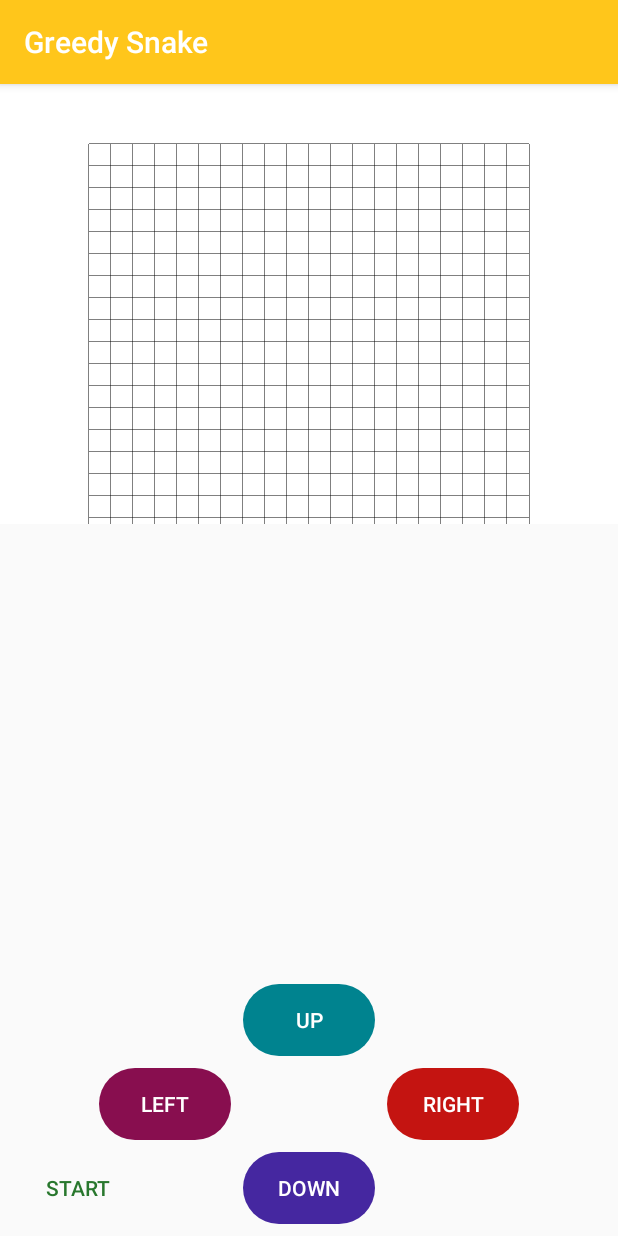
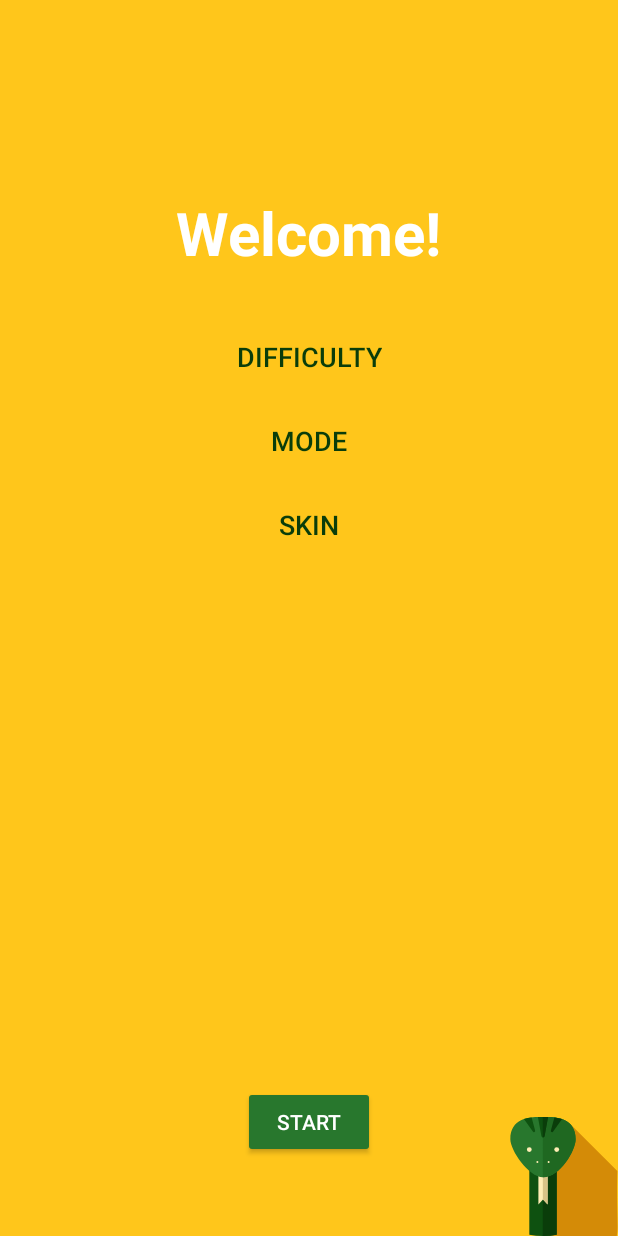
Before and after one commit to johnnymillergh/GreedySnake, an Android app: the screen it shows after launch (GameActivity before the commit, WelcomeActivity after it), on a phone screen of 412 x 824 dp. Run offline under Robolectric (Android 15) with nearby library versions, the phone set to English and light mode, and no system bars; libraries missing offline, so code that uses them is left out: org.litepal; 4 statements that could not run were skipped.

Commit message:
Finish welcome activity UI design

```diff
--- a/app/src/main/AndroidManifest.xml
+++ b/app/src/main/AndroidManifest.xml
@@ -11,14 +11,14 @@
         android:supportsRtl="true"
         android:theme="@style/AppTheme">
         <activity android:name=".ui.activity.GameActivity">
+        </activity>
+        <activity android:name=".ui.activity.WelcomeActivity">
             <intent-filter>
                 <action android:name="android.intent.action.MAIN"/>
 
                 <category android:name="android.intent.category.LAUNCHER"/>
             </intent-filter>
         </activity>
-        <activity android:name=".ui.activity.WelcomeActivity">
-        </activity>
     </application>
 
 </manifest>
--- a/app/src/main/java/com/jm/greedysnake/ui/activity/WelcomeActivity.java
+++ b/app/src/main/java/com/jm/greedysnake/ui/activity/WelcomeActivity.java
@@ -2,6 +2,12 @@ package com.jm.greedysnake.ui.activity;
 
 import android.support.v7.app.AppCompatActivity;
 import android.os.Bundle;
+import android.view.View;
+import android.view.animation.AlphaAnimation;
+import android.view.animation.Animation;
+import android.view.animation.AnimationUtils;
+import android.widget.Button;
+import android.widget.TextView;
 
 import com.jm.greedysnake.R;
 import com.jm.greedysnake.mvp.model.WelcomeModel;
@@ -12,11 +18,24 @@ import com.jm.greedysnake.ui.base.BaseActivity;
 public class WelcomeActivity
         extends BaseActivity<WelcomeModel, WelcomeView, WelcomePresenter>
         implements WelcomeView {
+    private TextView welcome;
 
     @Override
     protected void onCreate(Bundle savedInstanceState) {
         super.onCreate(savedInstanceState);
         setContentView(R.layout.activity_welcome);
+
+        initView();
+    }
+
+    private void initView() {
+        welcome = findViewById(R.id.welcome);
+
+        AlphaAnimation alphaAnimation = new AlphaAnimation(0.0f, 1.0f);
+        alphaAnimation.setDuration(600);
+        alphaAnimation.setStartOffset(600);
+        welcome.setText(R.string.welcome);
+        welcome.startAnimation(alphaAnimation);
     }
 
     @Override
@@ -28,4 +47,20 @@ public class WelcomeActivity
     public WelcomePresenter createPresenter() {
         return new WelcomePresenter();
     }
+
+    public void onClickDifficulty(View view) {
+
+    }
+
+    public void onClickMode(View view) {
+
+    }
+
+    public void onClickSkin(View view) {
+
+    }
+
+    public void onClickStart(View view) {
+
+    }
 }
--- /dev/null
+++ b/app/src/main/res/anim/fade_in.xml
@@ -0,0 +1,7 @@
+<?xml version="1.0" encoding="utf-8"?>
+<set xmlns:android="http://schemas.android.com/apk/res/android">
+    <alpha
+        android:duration="600"
+        android:fromAlpha="0"
+        android:toAlpha="1"/>
+</set>
--- a/app/src/main/res/layout/activity_welcome.xml
+++ b/app/src/main/res/layout/activity_welcome.xml
@@ -7,27 +7,93 @@
     android:layout_height="match_parent"
     tools:context=".ui.activity.WelcomeActivity">
 
-    <android.support.design.widget.AppBarLayout
-        android:layout_width="match_parent"
-        android:layout_height="wrap_content"
-        android:fitsSystemWindows="true"
-        android:theme="@style/ThemeOverlay.AppCompat.Dark.ActionBar">
-
-        <android.support.v7.widget.Toolbar
-            android:id="@+id/toolbar"
-            android:layout_width="match_parent"
-            android:layout_height="?attr/actionBarSize"
-            android:theme="@style/BaseToolBarTheme"
-            app:layout_collapseMode="pin"
-            app:layout_scrollFlags="enterAlways"
-            app:title="@string/app_name"
-            app:titleTextColor="@color/colorTextOnPrimary"/>
-    </android.support.design.widget.AppBarLayout>
-
     <android.support.constraint.ConstraintLayout
         android:layout_width="match_parent"
         android:layout_height="match_parent"
-        app:layout_behavior="@string/appbar_scrolling_view_behavior">
+        android:background="@color/colorPrimary">
+
+
+        <TextView
+            android:id="@+id/welcome"
+            android:layout_width="wrap_content"
+            android:layout_height="wrap_content"
+            android:layout_marginEnd="8dp"
+            android:layout_marginStart="8dp"
+            android:layout_marginTop="128dp"
+            android:textColor="@color/md_white_color_code"
+            android:textSize="40sp"
+            android:textStyle="bold"
+            app:layout_constraintEnd_toEndOf="parent"
+            app:layout_constraintStart_toStartOf="parent"
+            app:layout_constraintTop_toTopOf="parent"/>
+
+        <Button
+            android:id="@+id/difficulty"
+            style="@style/Widget.AppCompat.Button.Borderless"
+            android:layout_width="wrap_content"
+            android:layout_height="wrap_content"
+            android:layout_marginEnd="8dp"
+            android:layout_marginStart="8dp"
+            android:layout_marginTop="32dp"
+            android:onClick="onClickDifficulty"
+            android:text="@string/difficulty"
+            android:textColor="@color/colorAccentDark"
+            android:textSize="18sp"
+            app:layout_constraintEnd_toEndOf="parent"
+            app:layout_constraintStart_toStartOf="parent"
+            app:layout_constraintTop_toBottomOf="@+id/welcome"/>
+
+        <Button
+            android:id="@+id/mode"
+            style="@style/Widget.AppCompat.Button.Borderless"
+            android:layout_width="wrap_content"
+            android:layout_height="wrap_content"
+            android:layout_marginEnd="8dp"
+            android:layout_marginStart="8dp"
+            android:layout_marginTop="8dp"
+            android:onClick="onClickMode"
+            android:text="@string/mode"
+            android:textColor="@color/colorAccentDark"
+            android:textSize="18sp"
+            app:layout_constraintEnd_toEndOf="parent"
+            app:layout_constraintStart_toStartOf="parent"
+            app:layout_constraintTop_toBottomOf="@+id/difficulty"/>
+
+        <Button
+            android:id="@+id/skin"
+            style="@style/Widget.AppCompat.Button.Borderless"
+            android:layout_width="wrap_content"
+            android:layout_height="wrap_content"
+            android:layout_marginEnd="8dp"
+            android:layout_marginStart="8dp"
+            android:layout_marginTop="8dp"
+            android:onClick="onClickSkin"
+            android:text="@string/skin"
+            android:textColor="@color/colorAccentDark"
+            android:textSize="18sp"
+            app:layout_constraintEnd_toEndOf="parent"
+            app:layout_constraintStart_toStartOf="parent"
+            app:layout_constraintTop_toBottomOf="@+id/mode"/>
+
+        <Button
+            android:id="@+id/start"
+            android:layout_width="wrap_content"
+            android:layout_height="wrap_content"
+            android:backgroundTint="@color/colorAccent"
+            android:onClick="onClickStart"
+            android:text="@string/start"
+            android:textColor="@color/md_white_color_code"
+            app:layout_constraintEnd_toEndOf="@+id/skin"
+            app:layout_constraintStart_toStartOf="@+id/skin"
+            app:layout_constraintTop_toTopOf="@+id/imageView"/>
+
+        <ImageView
+            android:id="@+id/imageView"
+            android:layout_width="100dp"
+            android:layout_height="100dp"
+            app:layout_constraintBottom_toBottomOf="parent"
+            app:layout_constraintEnd_toEndOf="parent"
+            app:srcCompat="@drawable/ic_snake_foreground"/>
 
     </android.support.constraint.ConstraintLayout>
 
--- a/app/src/main/res/values/strings.xml
+++ b/app/src/main/res/values/strings.xml
@@ -5,4 +5,8 @@
     <string name="right">Right</string>
     <string name="down">Down</string>
     <string name="left">Left</string>
+    <string name="welcome">Welcome!</string>
+    <string name="difficulty">Difficulty</string>
+    <string name="mode">Mode</string>
+    <string name="skin">Skin</string>
 </resources>
--- a/snake-panel-view/src/main/java/com/jm/snakepanelview/SnakePanelView.java
+++ b/snake-panel-view/src/main/java/com/jm/snakepanelview/SnakePanelView.java
@@ -6,7 +6,6 @@ import android.content.DialogInterface;
 import android.graphics.Canvas;
 import android.graphics.Color;
 import android.graphics.Paint;
-import android.os.Handler;
 import android.support.annotation.Nullable;
 import android.util.AttributeSet;
 import android.util.Log;
```
Also changed, not shown: 1 other file.
